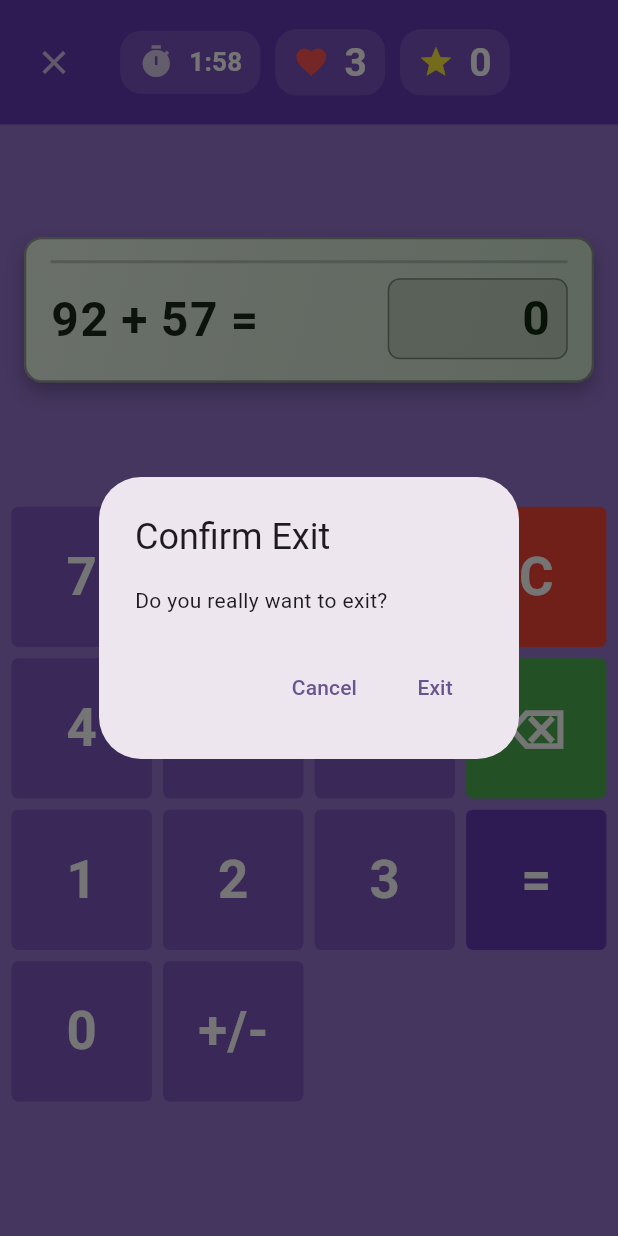
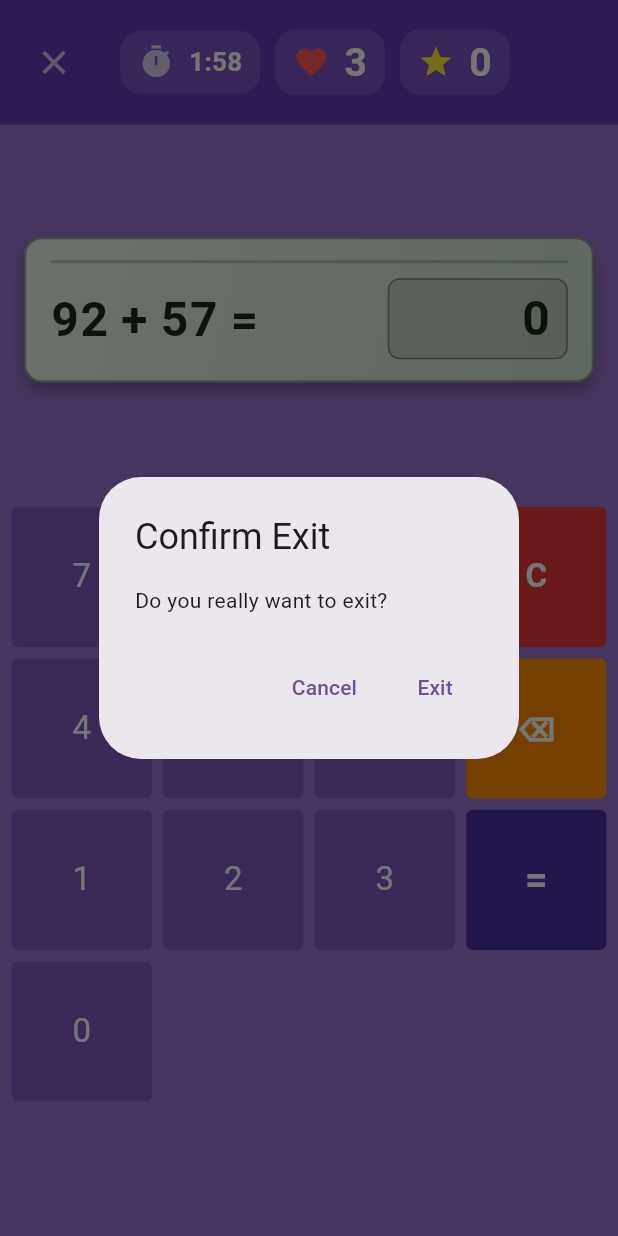
Before and after one commit to marp/matem_appka, a Flutter app: the GamePage screen opened by its route, after a tap on the "close" icon, on a phone screen of 412 x 824 dp. Run offline on Flutter 3.47's test engine with Material 3 defaults, Android fonts, the phone set to English and light mode, and no system bars; our stand-ins replace audioplayers, fl_chart, flutter_local_notifications, flutter_svg, flutter_timezone, google_fonts and 5 more; missing offline and left inert: back_button_interceptor; accounts and stored records are empty; Roboto replaces fonts that are missing (DSEG14Modern, DSEG7Modern).

Commit message:
button class

```diff
--- /dev/null
+++ b/lib/model/calc_button_model.dart
@@ -0,0 +1,56 @@
+import 'package:flutter/material.dart';
+
+enum ButtonType {
+  number,
+  operation,
+  action,
+  clear,
+}
+
+class CalcButtonModel {
+  final String text;
+  final Color? backgroundColor;
+  final Color? textColor;
+  final double? fontSize;
+  final FontWeight? fontWeight;
+  final VoidCallback? onTap;
+  final double height;
+  final ButtonType type;
+  final IconData? icon;
+
+  const CalcButtonModel({
+    required this.text,
+    this.backgroundColor,
+    this.textColor,
+    this.fontSize,
+    this.fontWeight,
+    this.onTap,
+    this.height = 1.0,
+    this.type = ButtonType.number,
+    this.icon,
+  });
+
+  CalcButtonModel copyWith({
+    String? text,
+    Color? backgroundColor,
+    Color? textColor,
+    double? fontSize,
+    FontWeight? fontWeight,
+    VoidCallback? onTap,
+    double? height,
+    ButtonType? type,
+    IconData? icon,
+  }) {
+    return CalcButtonModel(
+      text: text ?? this.text,
+      backgroundColor: backgroundColor ?? this.backgroundColor,
+      textColor: textColor ?? this.textColor,
+      fontSize: fontSize ?? this.fontSize,
+      fontWeight: fontWeight ?? this.fontWeight,
+      onTap: onTap ?? this.onTap,
+      height: height ?? this.height,
+      type: type ?? this.type,
+      icon: icon ?? this.icon,
+    );
+  }
+}
--- a/lib/pages/game_page.dart
+++ b/lib/pages/game_page.dart
@@ -10,8 +10,8 @@ import 'package:matem_appka/services/activity_service.dart';
 import 'package:matem_appka/services/game_service.dart';
 import 'package:matem_appka/pages/widgets/game_header.dart';
 import 'package:matem_appka/pages/widgets/question_display.dart';
+import 'package:matem_appka/model/calc_button_model.dart';
 
-import '../const/colors.dart';
 import '../model/game_session.dart';
 
 class GamePage extends StatefulWidget {
@@ -22,22 +22,7 @@ class GamePage extends StatefulWidget {
 }
 
 class _GamePageState extends State<GamePage> with SingleTickerProviderStateMixin {
-  List<String> numberPad = [
-    '7',
-    '8',
-    '9',
-    'C',
-    '4',
-    '5',
-    '6',
-    '⌫',
-    '1',
-    '2',
-    '3',
-    '=',
-    '0',
-    '+/-',
-  ];
+  late List<CalcButtonModel> numberPad;
 
   // NOTE: state for question/score/mistakes is now in GameService.
   // Removed old fields: numberA, numberB, operation, remainingMistakes, score.
@@ -73,6 +58,101 @@ class _GamePageState extends State<GamePage> with SingleTickerProviderStateMixin
 
   int get remainingMistakes => _gameService.state.remainingMistakes;
   int get score => _gameService.state.score;
+
+  void _initializeButtons() {
+    // Sprawdź czy wynik jest ujemny
+    final correctAnswer = _gameService.state.question.correctAnswer();
+    final bool isNegative = correctAnswer < 0;
+
+    numberPad = [
+      CalcButtonModel(
+        text: '7',
+        type: ButtonType.number,
+        onTap: () => buttonTapped('7'),
+      ),
+      CalcButtonModel(
+        text: '8',
+        type: ButtonType.number,
+        onTap: () => buttonTapped('8'),
+      ),
+      CalcButtonModel(
+        text: '9',
+        type: ButtonType.number,
+        onTap: () => buttonTapped('9'),
+      ),
+      CalcButtonModel(
+        text: 'C',
+        type: ButtonType.clear,
+        backgroundColor: Colors.red[600],
+        textColor: Colors.white,
+        fontWeight: FontWeight.bold,
+        onTap: () => buttonTapped('C'),
+      ),
+      CalcButtonModel(
+        text: '4',
+        type: ButtonType.number,
+        onTap: () => buttonTapped('4'),
+      ),
+      CalcButtonModel(
+        text: '5',
+        type: ButtonType.number,
+        onTap: () => buttonTapped('5'),
+      ),
+      CalcButtonModel(
+        text: '6',
+        type: ButtonType.number,
+        onTap: () => buttonTapped('6'),
+      ),
+      CalcButtonModel(
+        text: '⌫',
+        type: ButtonType.action,
+        backgroundColor: Colors.orange[600],
+        textColor: Colors.white,
+        fontWeight: FontWeight.bold,
+        onTap: () => buttonTapped('⌫'),
+      ),
+      CalcButtonModel(
+        text: '1',
+        type: ButtonType.number,
+        onTap: () => buttonTapped('1'),
+      ),
+      CalcButtonModel(
+        text: '2',
+        type: ButtonType.number,
+        onTap: () => buttonTapped('2'),
+      ),
+      CalcButtonModel(
+        text: '3',
+        type: ButtonType.number,
+        onTap: () => buttonTapped('3'),
+      ),
+      CalcButtonModel(
+        text: '=',
+        type: ButtonType.operation,
+        backgroundColor: Colors.deepPurple[700],
+        textColor: Colors.white,
+        fontWeight: FontWeight.bold,
+        fontSize: 24,
+        height: 2.0,
+        onTap: () => buttonTapped('='),
+      ),
+      CalcButtonModel(
+        text: '0',
+        type: ButtonType.number,
+        onTap: () => buttonTapped('0'),
+      ),
+      // Dodaj przycisk +/- tylko jeśli wynik jest ujemny
+      if (isNegative)
+        CalcButtonModel(
+          text: '+/-',
+          type: ButtonType.action,
+          backgroundColor: Colors.grey[700],
+          textColor: Colors.white,
+          fontSize: 16,
+          onTap: () => buttonTapped('+/-'),
+        ),
+    ];
+  }
 
   void buttonTapped(String button) {
     setState(() {
@@ -130,7 +210,8 @@ class _GamePageState extends State<GamePage> with SingleTickerProviderStateMixin
 
     // Digits 0-9 (also from numpad) => same as pressing number buttons
     if (keyLabel.length == 1 && '0123456789'.contains(keyLabel)) {
-      if (numberPad.contains(keyLabel)) {
+      final buttonExists = numberPad.any((button) => button.text == keyLabel);
+      if (buttonExists) {
         buttonTapped(keyLabel);
         return KeyEventResult.handled;
       }
@@ -153,7 +234,8 @@ class _GamePageState extends State<GamePage> with SingleTickerProviderStateMixin
     if (logicalKey == LogicalKeyboardKey.minus ||
         logicalKey == LogicalKeyboardKey.numpadSubtract ||
         keyLabel == '-') {
-      if (numberPad.contains('+/-')) {
+      final buttonExists = numberPad.any((button) => button.text == '+/-');
+      if (buttonExists) {
         buttonTapped('+/-');
         return KeyEventResult.handled;
       }
@@ -179,6 +261,7 @@ class _GamePageState extends State<GamePage> with SingleTickerProviderStateMixin
       setState(() {
         userAnswer = '';
         _gameService.nextQuestion();
+        _initializeButtons(); // Zaktualizuj przyciski dla nowego pytania
       });
       return;
     }
@@ -289,6 +372,7 @@ class _GamePageState extends State<GamePage> with SingleTickerProviderStateMixin
     setState(() {
       userAnswer = '';
       _gameService.nextQuestion();
+      _initializeButtons(); // Zaktualizuj przyciski dla nowego pytania
     });
   }
 
@@ -308,6 +392,7 @@ class _GamePageState extends State<GamePage> with SingleTickerProviderStateMixin
     BackButtonInterceptor.add(myInterceptor, context: context);
 
     _gameService = GameService();
+
 
     // Inicjalizacja animacji błysku
     _flashController = AnimationController(
@@ -343,6 +428,9 @@ class _GamePageState extends State<GamePage> with SingleTickerProviderStateMixin
     }
 
     _gameService.start(mode: mode);
+
+    // Inicjalizacja przycisków po start() żeby state był dostępny
+    _initializeButtons();
 
     if (mode == GameMode.practice) {
       timerStream = Stream.empty();
@@ -415,9 +503,7 @@ class _GamePageState extends State<GamePage> with SingleTickerProviderStateMixin
                                 crossAxisCount: 4),
                         itemBuilder: (context, index) {
                           return CalcButton(
-                            child: numberPad[index],
-                            onTap: () => buttonTapped(numberPad[index]),
-                            height: numberPad[index] == '=' ? 2.0 : 1.0,
+                            buttonModel: numberPad[index],
                           );
                         },
                       ),
--- a/lib/pages/widgets/question_display.dart
+++ b/lib/pages/widgets/question_display.dart
@@ -16,7 +16,7 @@ class QuestionDisplay extends StatelessWidget {
   final MathOperation operation;
   final String userAnswer;
 
-  // Zwraca wykładnik potęgi jako normalną liczbę
+  // Returns the exponent as a string for power operations, or null for non-power operations.
   String? _getExponent() {
     switch (operation) {
       case MathOperation.power0:
@@ -48,20 +48,25 @@ class QuestionDisplay extends StatelessWidget {
     // Dla pierwiastków: symbol przed liczbą (√A, ∛A)
     if (_isRootOperation()) {
       final symbol = mathOperations[operation] ?? '?';
-      return Text(
+      return FittedBox(
+        fit: BoxFit.scaleDown,
+        alignment: Alignment.centerLeft,
+        child: Text(
           '$symbol$numberA = ',
           style: baseStyle,
           maxLines: 1,
-        overflow: TextOverflow.ellipsis,
+        ),
       );
     }
 
     // Dla potęg: liczba z górnym indeksem (A^n)
     if (_isPowerOperation()) {
       final exponent = _getExponent()!;
-      return RichText(
+      return FittedBox(
+        fit: BoxFit.scaleDown,
+        alignment: Alignment.centerLeft,
+        child: RichText(
           maxLines: 1,
-        overflow: TextOverflow.ellipsis,
           text: TextSpan(
             style: baseStyle,
             children: [
@@ -81,15 +86,19 @@ class QuestionDisplay extends StatelessWidget {
               const TextSpan(text: ' = '),
             ],
           ),
+        ),
       );
     }
 
     // Standardowe operacje: A op B =
-    return Text(
+    return FittedBox(
+      fit: BoxFit.scaleDown,
+      alignment: Alignment.centerLeft,
+      child: Text(
         '$numberA ${mathOperations[operation]} $numberB = ',
         style: baseStyle,
         maxLines: 1,
-      overflow: TextOverflow.ellipsis,
+      ),
     );
   }
 
--- a/lib/util/calc_button.dart
+++ b/lib/util/calc_button.dart
@@ -1,18 +1,13 @@
 import 'package:flutter/material.dart';
 
-import '../const/colors.dart';
+import '../model/calc_button_model.dart';
 
 class CalcButton extends StatefulWidget {
-  final String child;
-  final VoidCallback onTap;
-
-  final double height;
+  final CalcButtonModel buttonModel;
 
   const CalcButton({
     super.key,
-    required this.child,
-    required this.onTap,
-    this.height = 1,
+    required this.buttonModel,
   });
 
   @override
@@ -39,25 +34,21 @@ class _CalcButtonState extends State<CalcButton> with SingleTickerProviderStateM
 
   @override
   Widget build(BuildContext context) {
-    var buttonColor = Colors.deepPurple[400];
-
-    if (widget.child == 'C') {
-      buttonColor = Colors.red;
-    } else if (widget.child == '⌫') {
-      buttonColor = Colors.green;
-    } else if (widget.child == '=') {
-      buttonColor = Colors.deepPurple;
-    }
+    // Użyj koloru z modelu lub domyślnego na podstawie typu przycisku
+    Color buttonColor = widget.buttonModel.backgroundColor ?? _getDefaultColor();
+    Color textColor = widget.buttonModel.textColor ?? Colors.white;
+    double fontSize = widget.buttonModel.fontSize ?? 20;
+    FontWeight fontWeight = widget.buttonModel.fontWeight ?? FontWeight.normal;
 
     return Padding(
         padding: const EdgeInsets.all(8.0),
         child: GestureDetector(
         onTap: () {
           _controller.forward();
-          Future.delayed(const Duration(milliseconds: 150), () {
+          Future.delayed(const Duration(milliseconds: 50), () {
             _controller.reverse();
           });
-          widget.onTap();
+          widget.buttonModel.onTap?.call();
         },
         child: ScaleTransition(
           scale: Tween<double>(
@@ -65,16 +56,43 @@ class _CalcButtonState extends State<CalcButton> with SingleTickerProviderStateM
             end: 0.9,
           ).animate(_controller),
           child: Container(
-            height: 56.0 * widget.height,
+            height: 56.0 * widget.buttonModel.height,
               decoration: BoxDecoration(
               color: buttonColor,
               borderRadius: BorderRadius.circular(4),
             ),
               child: Center(
-              child: Text(widget.child, style: whiteTextStyle),
+              child: widget.buttonModel.icon != null
+                ? Icon(
+                    widget.buttonModel.icon,
+                    color: textColor,
+                    size: fontSize,
+                  )
+                : Text(
+                    widget.buttonModel.text,
+                    style: TextStyle(
+                      color: textColor,
+                      fontSize: fontSize,
+                      fontWeight: fontWeight,
+                    ),
+                  ),
             ),
           ),
         ),)
     );
   }
+
+  Color _getDefaultColor() {
+    switch (widget.buttonModel.type) {
+      case ButtonType.clear:
+        return Colors.red;
+      case ButtonType.action:
+        return Colors.green;
+      case ButtonType.operation:
+        return Colors.deepPurple;
+      case ButtonType.number:
+      default:
+        return Colors.deepPurple[400] ?? Colors.deepPurple;
+    }
+  }
 }
```
Lines whose indentation alone changed are shown as unchanged.
